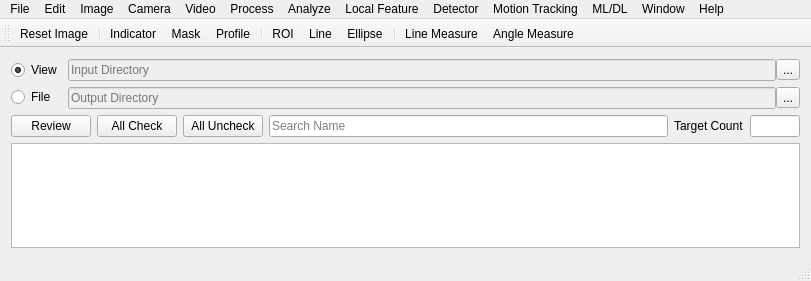
This is ui/ui_MainWindow.ui in inoueshinichi/QtGuiCVDevPy as Qt 5 draws it before an edit. The edited form follows.
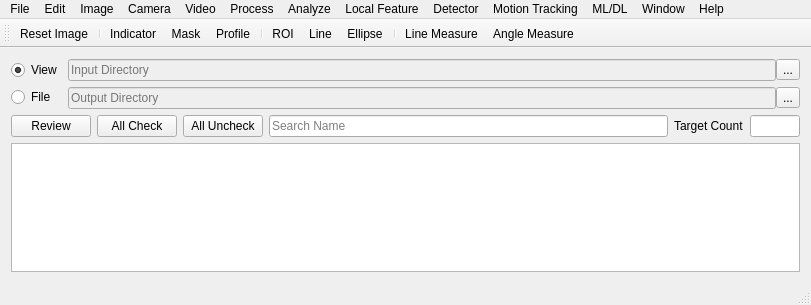
This is the edited form. Custom widgets are drawn as their Qt base class.

Diff of the .ui file:
```diff
--- a/ui/ui_MainWindow.ui
+++ b/ui/ui_MainWindow.ui
@@ -7,7 +7,7 @@
     <x>0</x>
     <y>0</y>
     <width>811</width>
-    <height>281</height>
+    <height>305</height>
    </rect>
   </property>
   <property name="sizePolicy">
```
